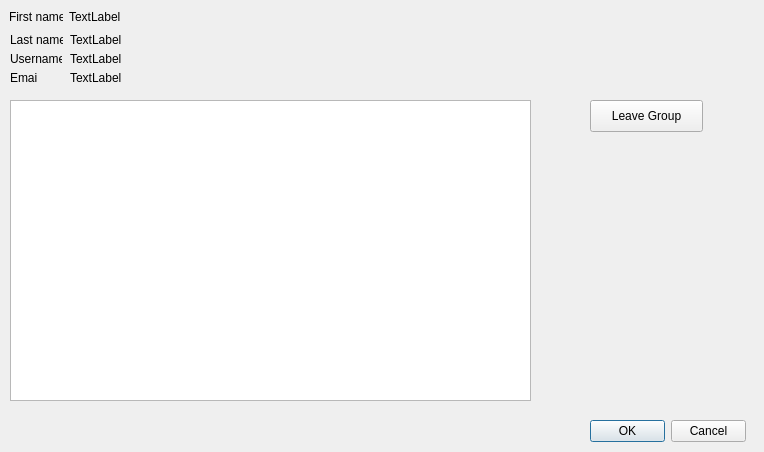
First picture: the form in StudyGroupFormer/AllGroups.ui, repository vu035/StudyGroupApp, before the edit.
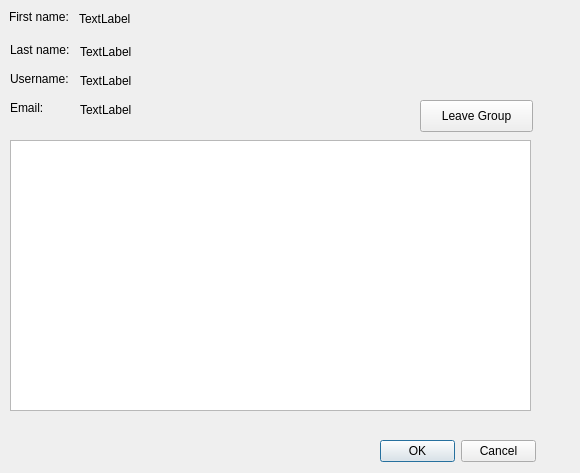
Second picture: the form after the edit.

Commit message: Rearrange items in User Profile

The edit to the form file:
```diff
--- a/StudyGroupFormer/AllGroups.ui
+++ b/StudyGroupFormer/AllGroups.ui
@@ -6,8 +6,8 @@
    <rect>
     <x>0</x>
     <y>0</y>
-    <width>764</width>
-    <height>452</height>
+    <width>580</width>
+    <height>473</height>
    </rect>
   </property>
   <property name="windowTitle">
@@ -18,7 +18,7 @@
     <rect>
      <x>9</x>
      <y>9</y>
-     <width>54</width>
+     <width>61</width>
      <height>16</height>
     </rect>
    </property>
@@ -29,10 +29,10 @@
   <widget class="QLabel" name="firstnamelabel">
    <property name="geometry">
     <rect>
-     <x>69</x>
+     <x>79</x>
      <y>9</y>
-     <width>91</width>
-     <height>16</height>
+     <width>131</width>
+     <height>20</height>
     </rect>
    </property>
    <property name="text">
@@ -43,8 +43,8 @@
    <property name="geometry">
     <rect>
      <x>10</x>
-     <y>32</y>
-     <width>53</width>
+     <y>42</y>
+     <width>61</width>
      <height>16</height>
     </rect>
    </property>
@@ -55,10 +55,10 @@
   <widget class="QLabel" name="lastnamelabel">
    <property name="geometry">
     <rect>
-     <x>70</x>
-     <y>32</y>
-     <width>91</width>
-     <height>16</height>
+     <x>80</x>
+     <y>42</y>
+     <width>131</width>
+     <height>20</height>
     </rect>
    </property>
    <property name="text">
@@ -69,8 +69,8 @@
    <property name="geometry">
     <rect>
      <x>10</x>
-     <y>51</y>
-     <width>52</width>
+     <y>71</y>
+     <width>61</width>
      <height>16</height>
     </rect>
    </property>
@@ -81,10 +81,10 @@
   <widget class="QLabel" name="usernamelabel">
    <property name="geometry">
     <rect>
-     <x>70</x>
-     <y>51</y>
-     <width>91</width>
-     <height>16</height>
+     <x>80</x>
+     <y>71</y>
+     <width>131</width>
+     <height>20</height>
     </rect>
    </property>
    <property name="text">
@@ -95,8 +95,8 @@
    <property name="geometry">
     <rect>
      <x>10</x>
-     <y>70</y>
-     <width>28</width>
+     <y>100</y>
+     <width>41</width>
      <height>16</height>
     </rect>
    </property>
@@ -107,10 +107,10 @@
   <widget class="QLabel" name="emaillabel">
    <property name="geometry">
     <rect>
-     <x>70</x>
-     <y>70</y>
-     <width>81</width>
-     <height>16</height>
+     <x>80</x>
+     <y>100</y>
+     <width>121</width>
+     <height>20</height>
     </rect>
    </property>
    <property name="text">
@@ -120,8 +120,8 @@
   <widget class="QDialogButtonBox" name="buttonBox">
    <property name="geometry">
     <rect>
-     <x>590</x>
-     <y>420</y>
+     <x>380</x>
+     <y>440</y>
      <width>156</width>
      <height>23</height>
     </rect>
@@ -137,16 +137,16 @@
    <property name="geometry">
     <rect>
      <x>10</x>
-     <y>100</y>
+     <y>140</y>
      <width>521</width>
-     <height>301</height>
+     <height>271</height>
     </rect>
    </property>
   </widget>
   <widget class="QPushButton" name="leaveButton">
    <property name="geometry">
     <rect>
-     <x>590</x>
+     <x>420</x>
      <y>100</y>
      <width>113</width>
      <height>32</height>
```
The commit also changes 1 other file.
